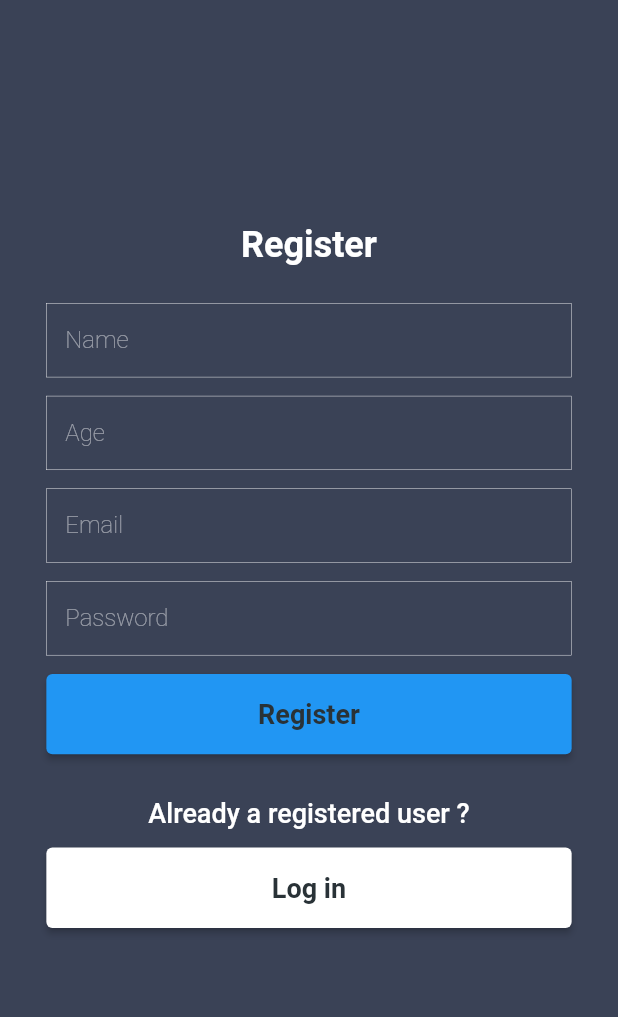
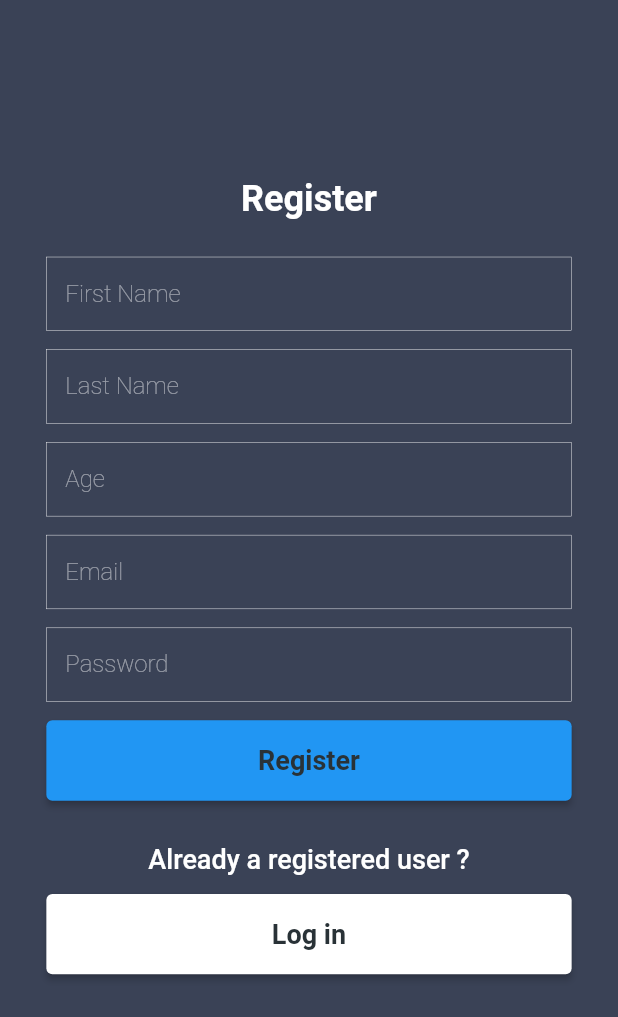
Before and after one commit to aliismaildev/time_tracking_app, a Flutter app: the RegisterView screen opened by its route, on a phone screen of 412 x 824 dp. Shown: the top 1017 px of the screen. Run offline on Flutter 3.47's test engine with Material 2 defaults, Android fonts, the phone set to English and light mode, and no system bars; our stand-ins replace firebase_auth, firebase_core, firebase_database; missing offline and left inert: result_type; accounts and stored records are empty.

Commit message:
-Signup Done

```diff
--- a/lib/consts/lang.dart
+++ b/lib/consts/lang.dart
@@ -7,6 +7,8 @@ class Lang {
   static const String register = 'Register';
   static const String isRequired = 'is Required';
   static const String name = 'Name';
+  static const String first = 'First';
+  static const String last = 'Last';
   static const String age = 'Age';
   static const String email = 'Email';
   static const String password = 'Password';
--- a/lib/core/models/profile_datamodel.dart
+++ b/lib/core/models/profile_datamodel.dart
@@ -1,7 +1,8 @@
 class ProfileDataModel {
   ProfileDataModel({
     this.uid,
-    this.name,
+    this.firstName,
+    this.lastName,
     this.email,
     this.age,
     this.createdAt,
@@ -9,7 +10,8 @@ class ProfileDataModel {
   });
 
   String? uid;
-  String? name;
+  String? firstName;
+  String? lastName;
   String? email;
   int? age;
   int? createdAt;
@@ -18,7 +20,8 @@ class ProfileDataModel {
   ProfileDataModel.fromJson(Map<String, dynamic> json) {
     uid = json['uid'] as String;
     email = json['email'] as String;
-    name = json['name'] as String;
+    firstName = json['first_name'] as String;
+    lastName = json['last_name'] as String;
     age = json['age'] as int;
     createdAt = json['createdAt'] as int;
     updatedAt = json['updatedAt'] as int;
@@ -27,7 +30,8 @@ class ProfileDataModel {
   Map<String, dynamic> toJson() {
     final data = <String, dynamic>{};
     data['uid'] = uid ?? "";
-    data['name'] = name ?? "";
+    data['first_name'] = firstName ?? "";
+    data['last_name'] = lastName ?? "";
     data['email'] = email ?? "";
     data['age'] = age ?? 0;
     data['createdAt'] = DateTime.now().millisecondsSinceEpoch;
--- a/lib/core/viewmodels/home_viewmodel.dart
+++ b/lib/core/viewmodels/home_viewmodel.dart
@@ -1,4 +1,3 @@
-import 'package:time_tracking_app/core/services/auth_service.dart';
 import 'package:time_tracking_app/core/viewmodels/base_viewmodel.dart';
 
 class HomeViewModel extends BaseViewModel {}
--- a/lib/views/auth/register_view.dart
+++ b/lib/views/auth/register_view.dart
@@ -1,6 +1,7 @@
 import 'package:flutter/material.dart';
 import 'package:provider/provider.dart';
 import 'package:time_tracking_app/consts/colors.dart';
+import 'package:time_tracking_app/consts/enums.dart';
 import 'package:time_tracking_app/consts/lang.dart';
 import 'package:time_tracking_app/core/viewmodels/auth_viewmodel.dart';
 import 'package:time_tracking_app/utils/percentage_size_ext.dart';
@@ -17,6 +18,7 @@ class RegisterView extends StatelessWidget {
   @override
   Widget build(BuildContext context) {
     final read = context.read<AuthViewModel>();
+    final watch = context.watch<AuthViewModel>();
     return BaseScaffold(
       showAppBar: false,
       body: ConstrainedBox(
@@ -30,14 +32,23 @@ class RegisterView extends StatelessWidget {
                 height: context.percentHeight * 3.0,
               ),
               CustomTxtField(
-                  hintTxt: Lang.name,
+                  hintTxt: '${Lang.first} ${Lang.name}',
                   validator: (String? val) {
                     if (val!.isEmpty) {
-                      return "${Lang.name} ${Lang.isRequired}";
+                      return "'${Lang.first} ${Lang.name}' ${Lang.isRequired}";
                     }
                     return null;
                   },
-                  textEditingController: read.nameController),
+                  textEditingController: read.firstNameController),
+              CustomTxtField(
+                  hintTxt: '${Lang.last} ${Lang.name}',
+                  validator: (String? val) {
+                    if (val!.isEmpty) {
+                      return "${Lang.last} ${Lang.name}' ${Lang.isRequired}";
+                    }
+                    return null;
+                  },
+                  textEditingController: read.lastNameController),
               CustomTxtField(
                 hintTxt: Lang.age,
                 textEditingController: read.ageController,
@@ -70,13 +81,14 @@ class RegisterView extends StatelessWidget {
                   return null;
                 },
               ),
-              AppElevatedButton(
+              watch.viewState == ViewState.busy
+                  ? const CircularProgressIndicator()
+                  : AppElevatedButton(
                       title: Lang.register,
                       onPressed: () async {
                         final result = await read.register();
                         if (result.isSuccess) {
-                    await read.createBaseProfile();
-                    Navigator.pushNamed(context, HomeView.routeName);
+                          if (context.mounted) Navigator.pushNamed(context, HomeView.routeName);
                         } else {
                           //show some error
                         }
```
Also changed, not shown: lib/core/viewmodels/auth_viewmodel.dart (+26 -10 lines). Lines whose indentation alone changed are shown as unchanged.
